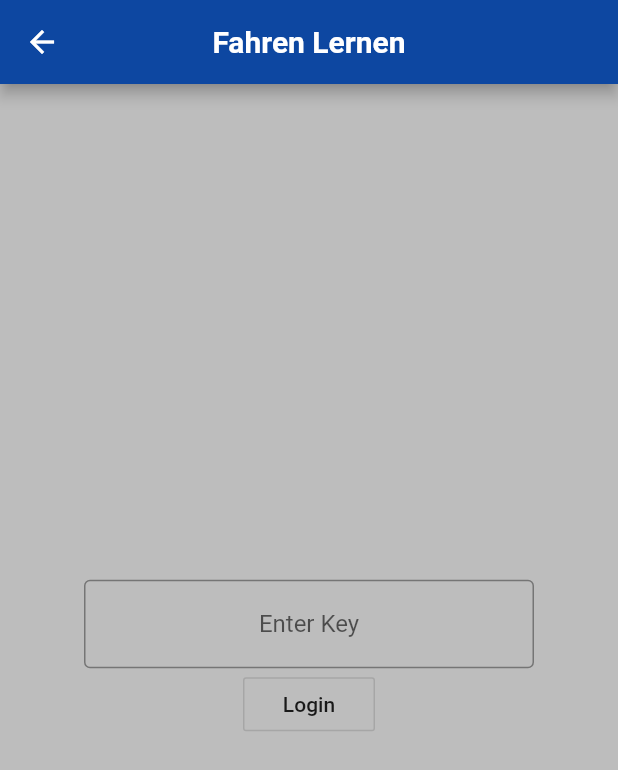
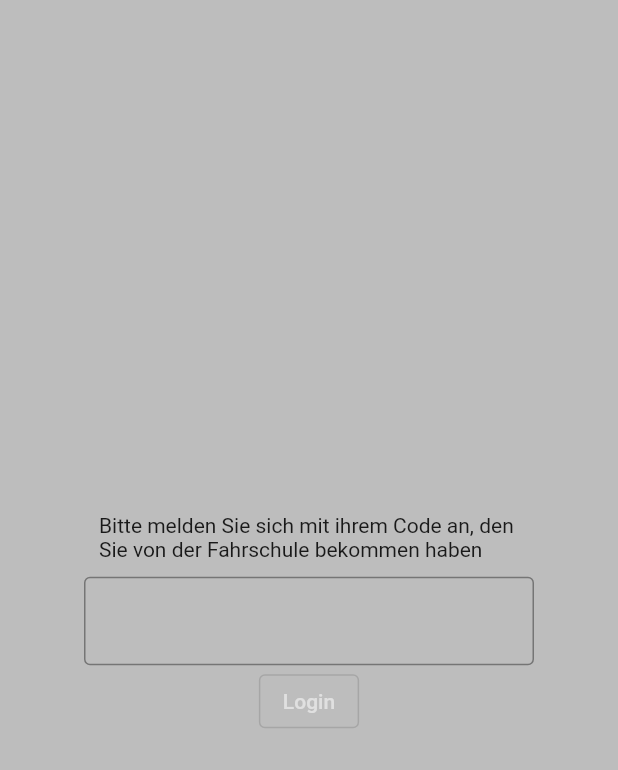
Before and after one commit to Scount/DrivePlan, a Flutter app: the LoginPage screen opened directly, on a phone screen of 412 x 824 dp. Shown: the top 770 px of the screen. Run offline on Flutter 3.47's test engine with Material 2 defaults, Android fonts, the phone set to English and light mode, and no system bars; our stand-ins replace bloc, equatable, fl_chart, responsive_grid, table_calendar.

Commit message:
implemented login screen

```diff
--- a/lib/main.dart
+++ b/lib/main.dart
@@ -1,4 +1,5 @@
 import 'package:driveplan/pages/home_page.dart';
+import 'package:driveplan/pages/login_page.dart';
 import 'package:flutter/material.dart';
 
 void main() {
@@ -45,7 +46,7 @@ class MyApp extends StatelessWidget {
               centerTitle: true,
               iconTheme: IconThemeData(color: Colors.white)),
           scaffoldBackgroundColor: Colors.grey[400]),
-      home: HomePage(),
+      home: LoginPage(),
     );
   }
 }
--- a/lib/pages/login_page.dart
+++ b/lib/pages/login_page.dart
@@ -1,3 +1,4 @@
+import 'package:driveplan/pages/home_page.dart';
 import 'package:flutter/material.dart';
 
 class LoginPage extends StatefulWidget {
@@ -11,23 +12,24 @@ class _LoginPageState extends State<LoginPage> {
   @override
   Widget build(BuildContext context) {
     return Scaffold(
-      appBar: AppBar(title: Text("Fahren Lernen"), centerTitle: true),
       body: Center(
         child: Container(
           width: 300,
           child: Column(
             mainAxisSize: MainAxisSize.min,
             children: [
+              Padding(padding: const EdgeInsets.all(10),child:Text("Bitte melden Sie sich mit ihrem Code an, den Sie von der Fahrschule bekommen haben"),),
               TextField(
                 textAlign: TextAlign.center,
                 decoration: InputDecoration(
                   border: new OutlineInputBorder(
                       borderSide: new BorderSide(color: Colors.teal)),
-                  hintText: "Enter Key",
                 ),
               ),
-              OutlineButton(
-                onPressed: () {},
+              OutlinedButton(
+                onPressed: () {
+                  Navigator.push(context, MaterialPageRoute(builder: (context) => HomePage()));
+                },
                 child: Text("Login"),
               )
             ],
```
Also changed, not shown: pubspec.lock.
